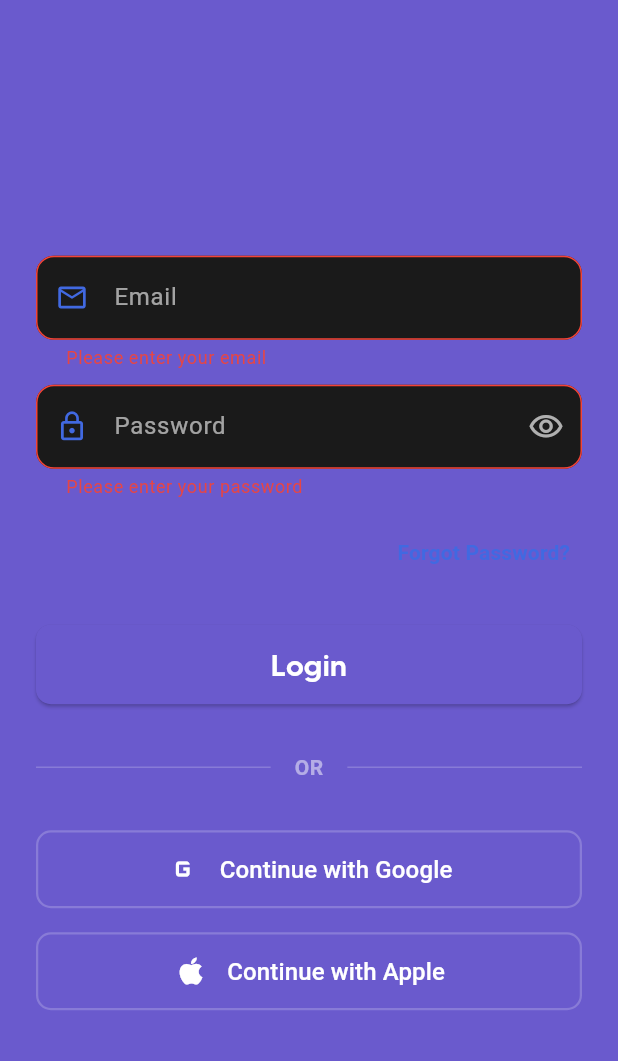
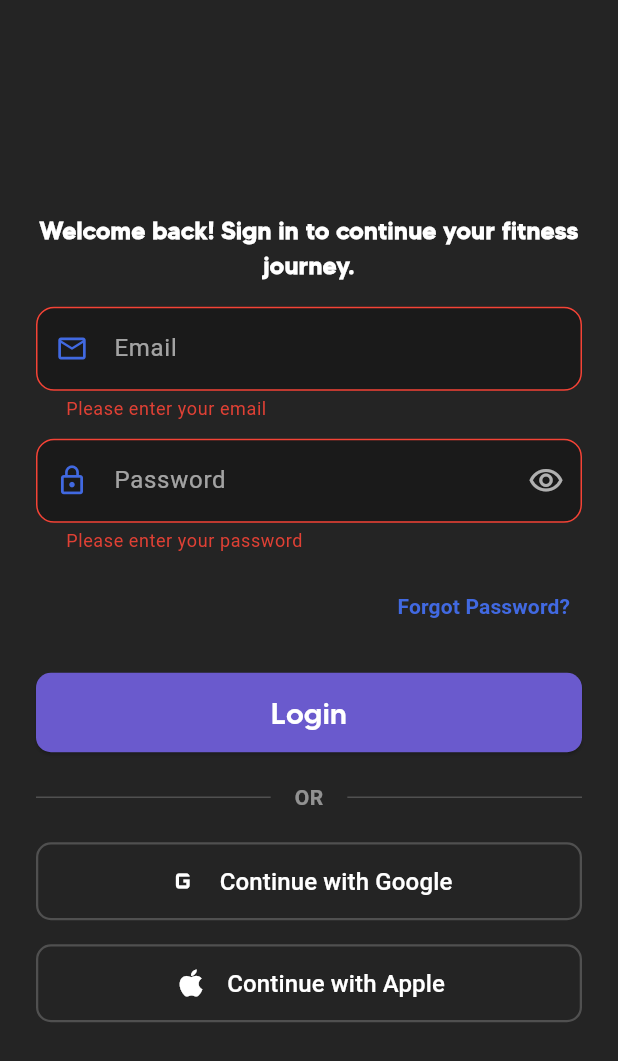
Before and after one commit to Golden76z/workin_fit, a Flutter app: the LoginView screen opened directly, after a tap on "Login", on a phone screen of 412 x 824 dp. Shown: the top 1061 px of the screen. Run offline on Flutter 3.47's test engine with Material 3 defaults, Android fonts, the phone set to English and light mode, and no system bars; our stand-ins replace app_links, cloud_firestore, connectivity_plus, firebase_auth, firebase_core, flutter_riverpod and 5 more; accounts and stored records are empty.

Commit message:
auth: login view design now like the register - arb variables on login screen added

```diff
--- a/lib/l10n/app_localizations.dart
+++ b/lib/l10n/app_localizations.dart
@@ -506,6 +506,18 @@ abstract class AppLocalizations {
   /// **'If you have any questions about this Privacy Policy, please contact us.'**
   String get privacy_policy_contact;
 
+  /// Little message under the title on login page
+  ///
+  /// In en, this message translates to:
+  /// **'Welcome back! Sign in to continue your fitness journey.'**
+  String get auth_page_login_description;
+
+  /// The text of the button to send the login form
+  ///
+  /// In en, this message translates to:
+  /// **'Login'**
+  String get auth_page_login_button;
+
   /// No description provided for @auth_login_label.
   ///
   /// In en, this message translates to:
--- a/lib/views/auth/login_view.dart
+++ b/lib/views/auth/login_view.dart
@@ -1,7 +1,8 @@
 import 'package:flutter/material.dart';
 import 'package:flutter_riverpod/flutter_riverpod.dart';
 import 'package:workin_fit/core/theme/colors.dart';
-// import 'package:workin_fit/l10n/app_localizations.dart';
+import 'package:workin_fit/core/errors/auth_exception.dart';
+import 'package:workin_fit/l10n/app_localizations.dart';
 import 'package:workin_fit/providers/auth_provider.dart';
 import 'package:workin_fit/widgets/auth_text_field.dart';
 import 'package:workin_fit/widgets/button.dart';
@@ -39,17 +40,29 @@ class _LoginViewState extends ConsumerState<LoginView> {
 
       if (!mounted) return;
 
-      // Navigation will be handled by your auth state listener
+      // Navigation will be handled by auth state listener in main.dart
     } catch (e) {
       if (mounted) {
+        final localizations = AppLocalizations.of(context)!;
+        final errorMessage = e is AuthException
+            ? e.message
+            : localizations.error_auth_generic;
+
         ScaffoldMessenger.of(context).showSnackBar(
           SnackBar(
-            content: Text(e.toString()),
-            backgroundColor: AppColors.error,
+            content: Text(
+              errorMessage,
+              style: const TextStyle(
+                color: AppColors.textPrimary,
+                fontWeight: FontWeight.w600,
+              ),
+            ),
+            backgroundColor: AppColors.error.withValues(alpha: 0.9),
             behavior: SnackBarBehavior.floating,
             shape: RoundedRectangleBorder(
               borderRadius: BorderRadius.circular(8),
             ),
+            duration: const Duration(seconds: 4),
           ),
         );
       }
@@ -58,11 +71,13 @@ class _LoginViewState extends ConsumerState<LoginView> {
     }
   }
 
-  void _forgotPassword() {
+  Future<void> _forgotPassword() async {
+    final localizations = AppLocalizations.of(context)!;
+
     if (_emailController.text.trim().isEmpty) {
       ScaffoldMessenger.of(context).showSnackBar(
         SnackBar(
-          content: const Text('Please enter your email address first'),
+          content: Text(localizations.auth_login_forgot_dialog_email_required),
           backgroundColor: AppColors.warning,
           behavior: SnackBarBehavior.floating,
           shape: RoundedRectangleBorder(
@@ -73,6 +88,8 @@ class _LoginViewState extends ConsumerState<LoginView> {
       return;
     }
 
+    final email = _emailController.text.trim();
+
     showDialog(
       context: context,
       builder: (_) => AlertDialog(
@@ -80,13 +97,13 @@ class _LoginViewState extends ConsumerState<LoginView> {
         shape: RoundedRectangleBorder(
           borderRadius: BorderRadius.circular(16),
         ),
-        title: const Row(
+        title: Row(
           children: [
-            Icon(Icons.lock_reset, color: AppColors.accent, size: 28),
-            SizedBox(width: 12),
+            const Icon(Icons.lock_reset, color: AppColors.accent, size: 28),
+            const SizedBox(width: 12),
             Text(
-              'Reset Password',
-              style: TextStyle(
+              localizations.auth_login_forgot_dialog_title,
+              style: const TextStyle(
                 color: AppColors.textPrimary,
                 fontSize: 20,
                 fontWeight: FontWeight.bold,
@@ -95,7 +112,7 @@ class _LoginViewState extends ConsumerState<LoginView> {
           ],
         ),
         content: Text(
-          'Send a password reset email to ${_emailController.text.trim()}?',
+          localizations.auth_login_forgot_dialog_content(email),
           style: const TextStyle(
             color: AppColors.textSecondary,
             fontSize: 15,
@@ -104,22 +121,20 @@ class _LoginViewState extends ConsumerState<LoginView> {
         actions: [
           TextButton(
             onPressed: () => Navigator.pop(context),
-            child: const Text(
-              'Cancel',
-              style: TextStyle(color: AppColors.textSecondary),
+            child: Text(
+              localizations.auth_login_forgot_dialog_cancel,
+              style: const TextStyle(color: AppColors.textSecondary),
             ),
           ),
           TextButton(
             onPressed: () async {
               Navigator.pop(context);
-              // Add your password reset logic here
-              // await ref.read(authActionsProvider).resetPassword(
-              //   email: _emailController.text.trim(),
-              // );
+              try {
+                await ref.read(authActionsProvider).sendPasswordResetEmail(email);
                 if (mounted) {
                   ScaffoldMessenger.of(context).showSnackBar(
                     SnackBar(
-                    content: const Text('Password reset email sent!'),
+                      content: Text(localizations.auth_login_forgot_dialog_success),
                       backgroundColor: AppColors.success,
                       behavior: SnackBarBehavior.floating,
                       shape: RoundedRectangleBorder(
@@ -127,6 +142,23 @@ class _LoginViewState extends ConsumerState<LoginView> {
                       ),
                     ),
                   );
+                }
+              } catch (e) {
+                if (mounted) {
+                  final errorMessage = e is AuthException
+                      ? e.message
+                      : localizations.error_auth_generic;
+                  ScaffoldMessenger.of(context).showSnackBar(
+                    SnackBar(
+                      content: Text(errorMessage),
+                      backgroundColor: AppColors.error,
+                      behavior: SnackBarBehavior.floating,
+                      shape: RoundedRectangleBorder(
+                        borderRadius: BorderRadius.circular(8),
+                      ),
+                    ),
+                  );
+                }
               }
             },
             style: TextButton.styleFrom(
@@ -137,9 +169,9 @@ class _LoginViewState extends ConsumerState<LoginView> {
                 borderRadius: BorderRadius.circular(8),
               ),
             ),
-            child: const Text(
-              'Send',
-              style: TextStyle(fontWeight: FontWeight.bold),
+            child: Text(
+              localizations.auth_login_forgot_dialog_send,
+              style: const TextStyle(fontWeight: FontWeight.bold),
             ),
           ),
         ],
@@ -149,8 +181,10 @@ class _LoginViewState extends ConsumerState<LoginView> {
 
   @override
   Widget build(BuildContext context) {
+    final localizations = AppLocalizations.of(context)!;
+
     return Scaffold(
-      backgroundColor: AppColors.primaryDark,
+      backgroundColor: AppColors.surfaceVariant,
       body: SafeArea(
         child: Center(
           child: SingleChildScrollView(
@@ -160,38 +194,50 @@ class _LoginViewState extends ConsumerState<LoginView> {
               child: Column(
                 crossAxisAlignment: CrossAxisAlignment.stretch,
                 children: [
-                  const SizedBox(height: 20),
+                  Center(
+                    child: Text(
+                      localizations.auth_page_login_description,
+                      textAlign: TextAlign.center,
+                      style: const TextStyle(
+                        color: AppColors.textPrimary,
+                        fontFamily: 'AppFontMedium',
+                        fontSize: 16,
+                        fontWeight: FontWeight.bold,
+                      ),
+                    ),
+                  ),
+                  const SizedBox(height: 16),
 
                   // Email field
                   AuthTextField(
                     controller: _emailController,
-                    label: 'Email',
-                    hint: 'Enter your email',
+                    label: localizations.auth_login_email_label,
+                    hint: localizations.auth_login_email_hint,
                     icon: Icons.email_outlined,
                     keyboardType: TextInputType.emailAddress,
                     validator: (value) {
                       if (value == null || value.isEmpty) {
-                        return 'Please enter your email';
+                        return localizations.auth_login_validation_email_required;
                       }
                       if (!value.contains('@') || !value.contains('.')) {
-                        return 'Please enter a valid email';
+                        return localizations.auth_login_validation_email_invalid;
                       }
                       return null;
                     },
                   ),
-                  const SizedBox(height: 10),
+                  const SizedBox(height: 12),
 
                   // Password field
                   AuthTextField(
                     controller: _passwordController,
-                    label: 'Password',
-                    hint: 'Enter your password',
+                    label: localizations.auth_login_password_label,
+                    hint: localizations.auth_login_password_hint,
                     icon: Icons.lock_outline,
                     obscureText: true,
                     showVisibilityToggle: true,
                     validator: (value) {
                       if (value == null || value.isEmpty) {
-                        return 'Please enter your password';
+                        return localizations.auth_login_validation_password_required;
                       }
                       return null;
                     },
@@ -206,9 +252,9 @@ class _LoginViewState extends ConsumerState<LoginView> {
                       style: TextButton.styleFrom(
                         padding: const EdgeInsets.symmetric(horizontal: 8, vertical: 4),
                       ),
-                      child: const Text(
-                        'Forgot Password?',
-                        style: TextStyle(
+                      child: Text(
+                        localizations.auth_login_forgot_password,
+                        style: const TextStyle(
                           color: AppColors.accent,
                           fontSize: 14,
                           fontWeight: FontWeight.w600,
@@ -216,7 +262,7 @@ class _LoginViewState extends ConsumerState<LoginView> {
                       ),
                     ),
                   ),
-                  const SizedBox(height: 24),
+                  const SizedBox(height: 20),
 
                   // Login button
                   _isLoading
@@ -226,10 +272,10 @@ class _LoginViewState extends ConsumerState<LoginView> {
                           ),
                         )
                       : AppButton(
-                          label: 'Login',
+                          label: localizations.auth_page_login_button,
                           onPressed: _login,
                         ),
-                  const SizedBox(height: 32),
+                  const SizedBox(height: 20),
 
                   // Social login divider
                   Row(
@@ -243,7 +289,7 @@ class _LoginViewState extends ConsumerState<LoginView> {
                       Padding(
                         padding: const EdgeInsets.symmetric(horizontal: 16),
                         child: Text(
-                          'OR',
+                          localizations.auth_login_or_text,
                           style: TextStyle(
                             color: AppColors.textPrimary.withValues(alpha: 0.5),
                             fontSize: 14,
@@ -259,11 +305,11 @@ class _LoginViewState extends ConsumerState<LoginView> {
                       ),
                     ],
                   ),
-                  const SizedBox(height: 32),
+                  const SizedBox(height: 20),
 
-                  // Social login buttons (optional - you can remove if not needed)
+                  // Social login buttons
                   _buildSocialButton(
-                    label: 'Continue with Google',
+                    label: localizations.auth_login_social_google,
                     icon: Icons.g_mobiledata,
                     onPressed: () {
                       // Add Google sign-in logic
@@ -271,7 +317,7 @@ class _LoginViewState extends ConsumerState<LoginView> {
                   ),
                   const SizedBox(height: 16),
                   _buildSocialButton(
-                    label: 'Continue with Apple',
+                    label: localizations.auth_login_social_apple,
                     icon: Icons.apple,
                     onPressed: () {
                       // Add Apple sign-in logic
--- a/lib/views/auth/register_view.dart
+++ b/lib/views/auth/register_view.dart
@@ -282,7 +282,7 @@ class _RegisterScreenState extends ConsumerState<RegisterScreen> {
           const TextSpan(text: 'By creating an account, you agree to our\n'),
           TextSpan(
             text: localizations.terms_of_service_title,
-            style: TextStyle(
+            style: const TextStyle(
               color: AppColors.accent,
               fontSize: 12,
               decoration: TextDecoration.underline,
@@ -300,7 +300,7 @@ class _RegisterScreenState extends ConsumerState<RegisterScreen> {
           const TextSpan(text: ' and '),
           TextSpan(
             text: localizations.privacy_policy_title,
-            style: TextStyle(
+            style: const TextStyle(
               color: AppColors.accent,
               fontSize: 12,
               decoration: TextDecoration.underline,
```
Also changed, not shown: lib/l10n/app_en.arb (+8 -0 lines), lib/l10n/app_localizations_en.dart (+7 -0 lines), lib/l10n/app_localizations_fr.dart (+7 -0 lines). Lines whose indentation alone changed are shown as unchanged.
